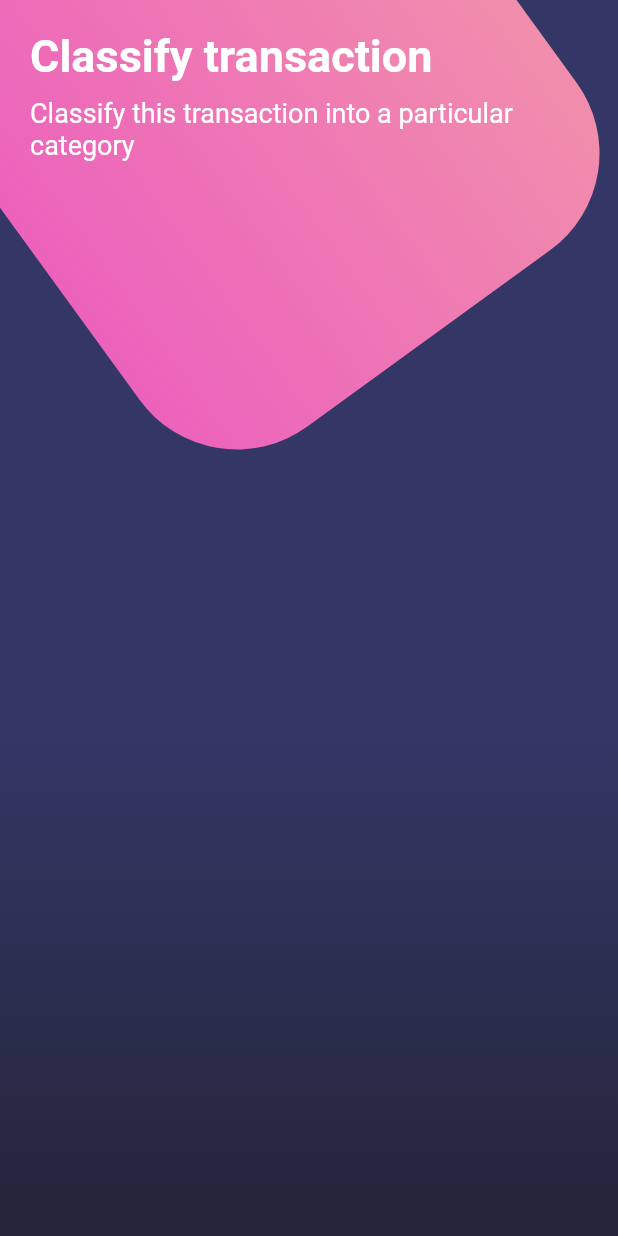
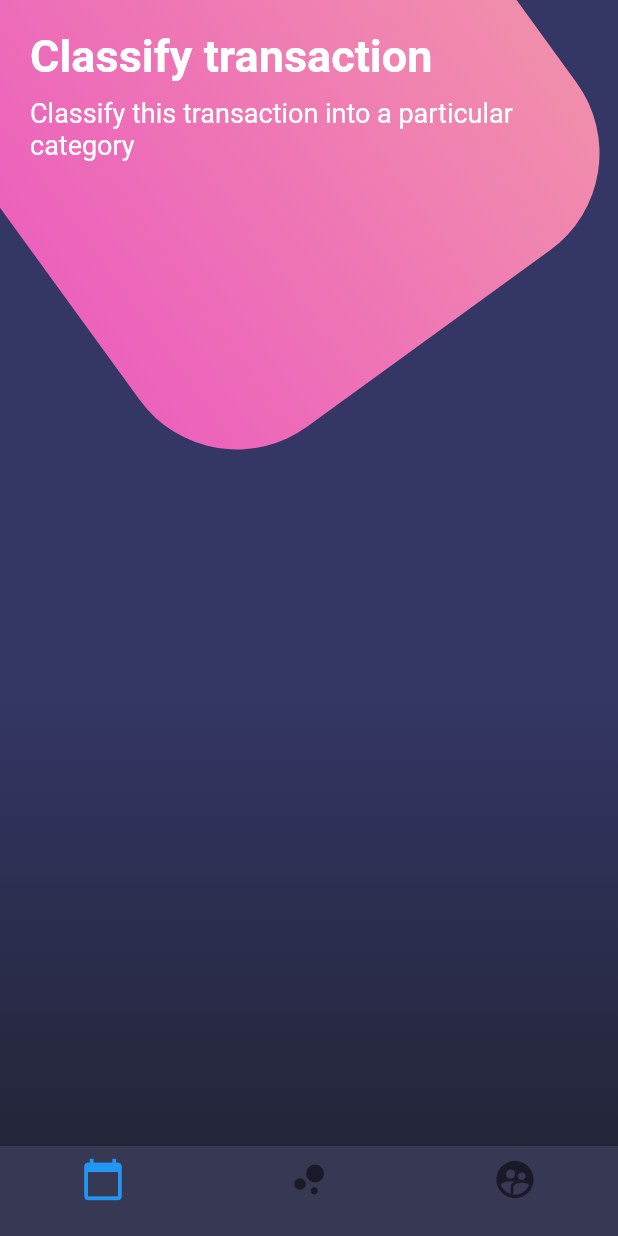
Before and after one commit to marlasantos24/disenosEnFlutter, a Flutter app: the screen it shows after launch, on a phone screen of 412 x 824 dp. Run offline on Flutter 3.47's test engine with Material 2 defaults, Android fonts, the phone set to English and light mode, and no system bars.

Commit message:
botonesPage_BottomNavigationBar

```diff
--- a/lib/main.dart
+++ b/lib/main.dart
@@ -1,6 +1,6 @@
 import 'package:flutter/material.dart';
 
-import 'package:disenos/src/pages/botones_pages.dart';
+import 'package:disenos/src/pages/botones_page.dart';
 import 'package:disenos/src/pages/scroll_page.dart';
 import 'package:disenos/src/pages/basico_page.dart';
 import 'package:flutter/services.dart';
--- a/lib/src/pages/botones_pages.dart
+++ b/lib/src/pages/botones_page.dart
@@ -8,6 +8,7 @@ class BotonesPage extends StatelessWidget {
   @override
   Widget build(BuildContext context) {
     return Scaffold(
+
       body: Stack(
         children: <Widget>[
           _fondoApp(),
@@ -20,7 +21,8 @@ class BotonesPage extends StatelessWidget {
             ),
           )
         ],
-      )
+      ),
+      bottomNavigationBar: _bottomNavigationBar(context),
     );
   }
 
@@ -84,4 +86,30 @@ class BotonesPage extends StatelessWidget {
       ),
     );
   }
+  _bottomNavigationBar(BuildContext context){
+    return Theme(
+      data: Theme.of(context).copyWith(
+        canvasColor: Color.fromRGBO(55, 57, 84, 1.0),
+        primaryColor: Colors.pinkAccent,
+        textTheme: Theme.of(context).textTheme
+        .copyWith( caption: TextStyle(color: Color.fromRGBO(116, 117, 152, 1.0)))
+      ),
+      child: BottomNavigationBar(
+        items: [
+          BottomNavigationBarItem(
+            icon: Icon(Icons.calendar_today, size: 30.0),
+            label: ''
+            ),
+            BottomNavigationBarItem(
+            icon: Icon(Icons.bubble_chart, size: 30.0),
+             label: ''
+            ),
+            BottomNavigationBarItem(
+            icon: Icon(Icons.supervised_user_circle, size: 30.0),
+             label: ''
+            )
+        ],
+        )
+      );
+  }
 }
```
